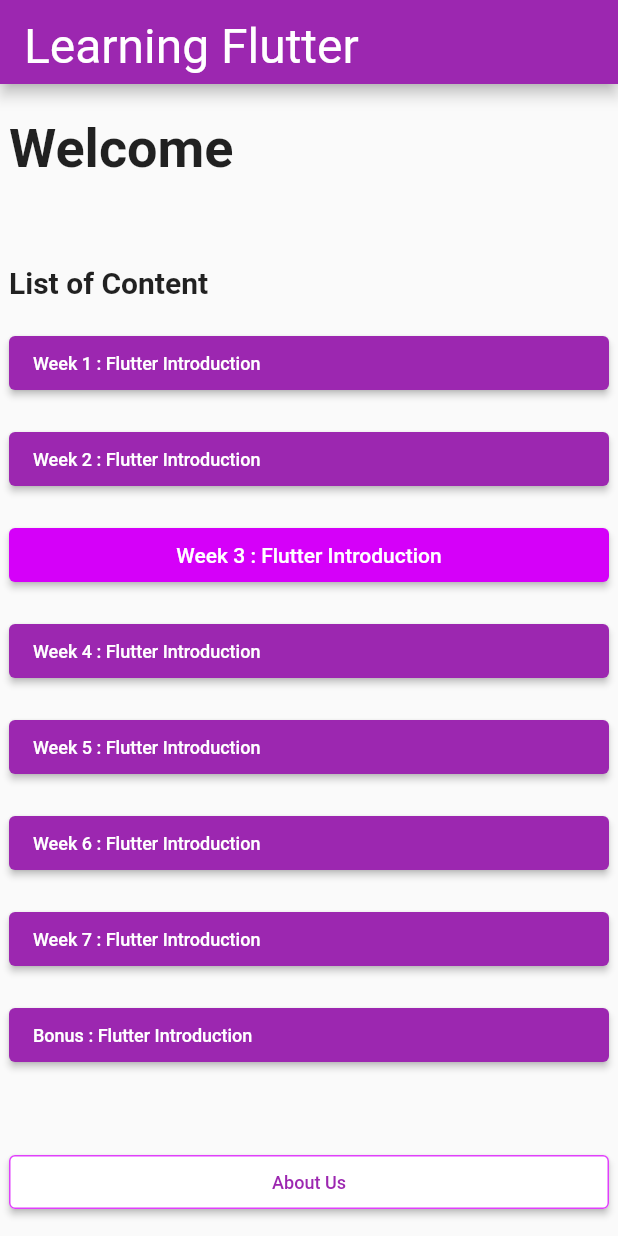
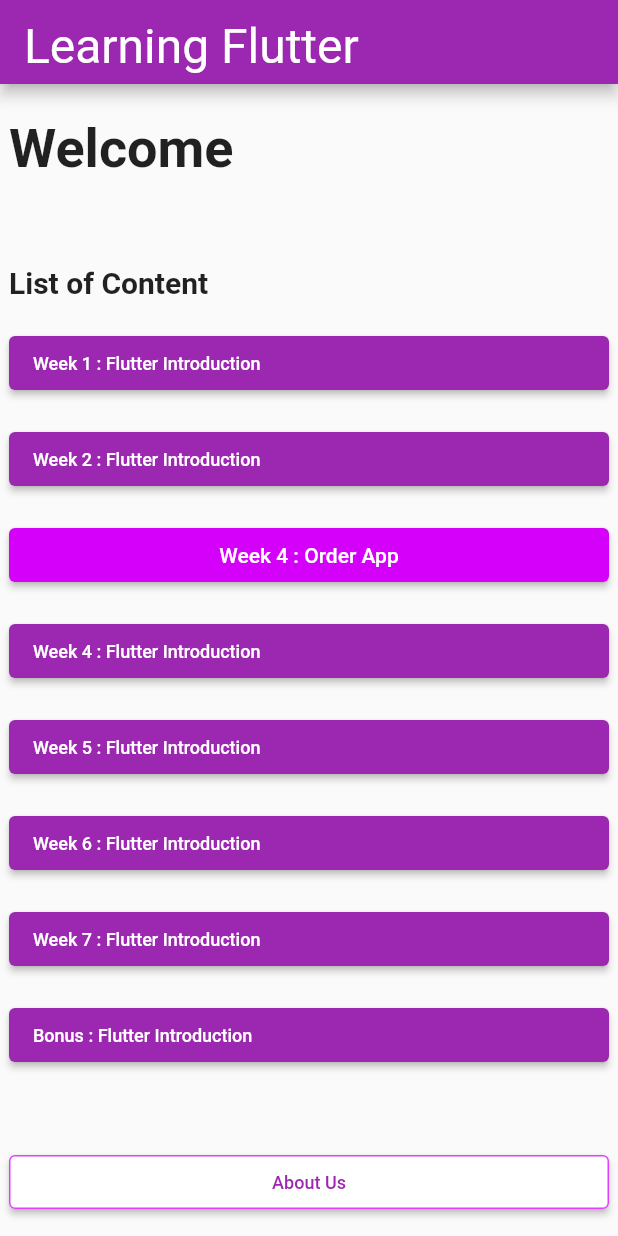
Before and after one commit to Three-Musketeers-IF-C-Sore/learningflutter_threemusketeers_ifcsore, a Flutter app: the screen it shows after launch, on a phone screen of 412 x 824 dp. Run offline on Flutter 3.47's test engine with Material 2 defaults, Android fonts, the phone set to English and light mode, and no system bars; Roboto replaces fonts that are missing (Plus Jakarta Sans).

Commit message:
add route to order app screen

```diff
--- a/lib/main.dart
+++ b/lib/main.dart
@@ -120,7 +120,7 @@ class _MyHomePageState extends State<MyHomePage> {
                 style: ElevatedButton.styleFrom(
                     fixedSize: const Size(400, 35),
                     backgroundColor: Colors.purpleAccent.shade400),
-                child: const Text('Week 3 : Flutter Introduction')),
+                child: const Text('Week 4 : Order App')),
             const Padding(padding: EdgeInsets.all(8)),
             ElevatedButton(
                 onPressed: () {
```
